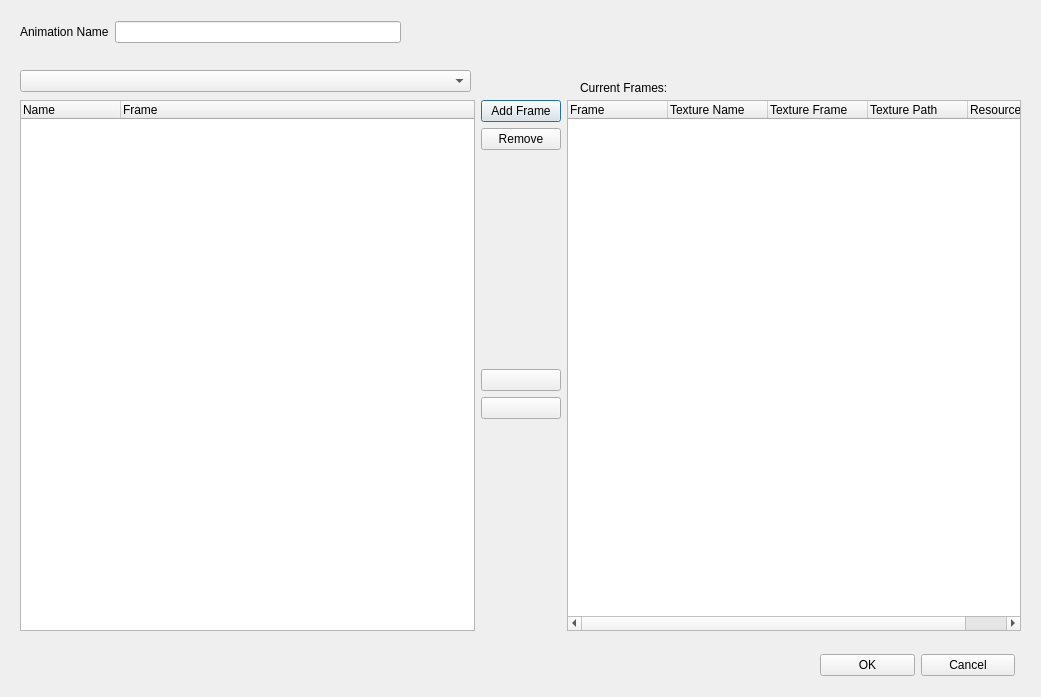
paarm/bricklebrit, file brickleedit/src/gui/animationframeeditor/animationframeeditor.ui: the form before one commit.
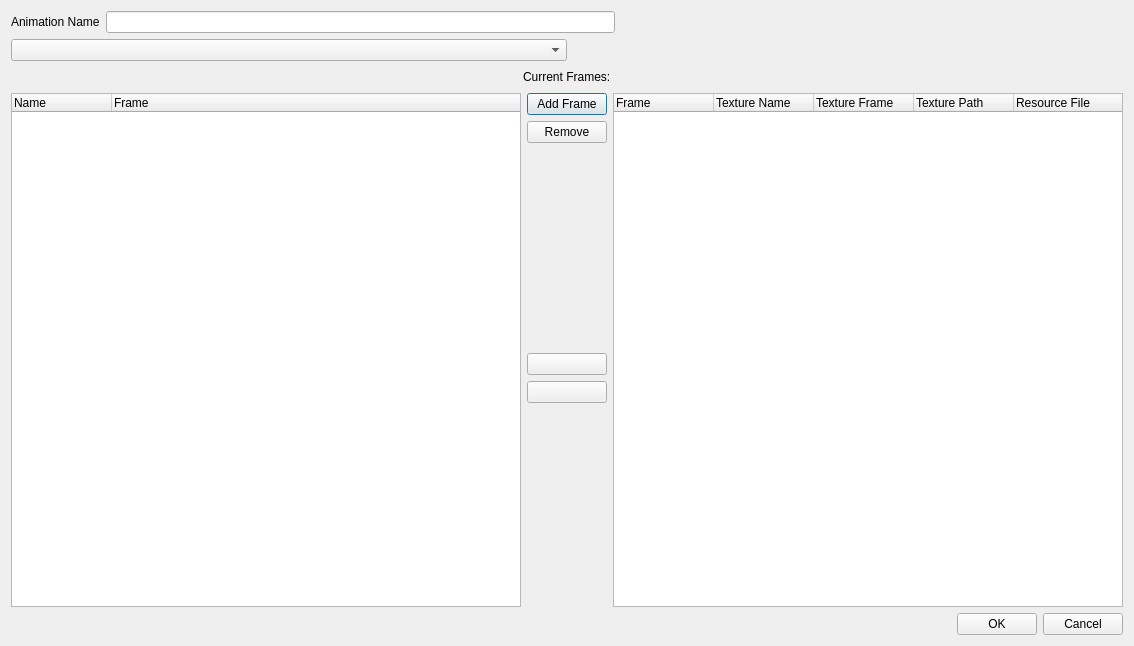
The form after the commit. Icons and pictures are not drawn.

Commit message: Layouting in dialogs

The edit to the form file:
```diff
--- a/brickleedit/src/gui/animationframeeditor/animationframeeditor.ui
+++ b/brickleedit/src/gui/animationframeeditor/animationframeeditor.ui
@@ -6,22 +6,15 @@
    <rect>
     <x>0</x>
     <y>0</y>
-    <width>1041</width>
-    <height>697</height>
+    <width>1134</width>
+    <height>646</height>
    </rect>
   </property>
   <property name="windowTitle">
    <string>Animation Frame Editor</string>
   </property>
-  <widget class="QWidget" name="layoutWidget">
-   <property name="geometry">
-    <rect>
-     <x>20</x>
-     <y>20</y>
-     <width>381</width>
-     <height>24</height>
-    </rect>
-   </property>
+  <layout class="QVBoxLayout" name="verticalLayout_2">
+   <item>
    <layout class="QHBoxLayout" name="horizontalLayout">
     <item>
      <widget class="QLabel" name="label">
@@ -35,19 +28,94 @@
       <property name="enabled">
        <bool>true</bool>
       </property>
-     </widget>
-    </item>
-   </layout>
-  </widget>
-  <widget class="QWidget" name="layoutWidget">
-   <property name="geometry">
-    <rect>
-     <x>20</x>
-     <y>100</y>
-     <width>1001</width>
-     <height>531</height>
-    </rect>
-   </property>
+       <property name="sizePolicy">
+        <sizepolicy hsizetype="Expanding" vsizetype="Fixed">
+         <horstretch>0</horstretch>
+         <verstretch>0</verstretch>
+        </sizepolicy>
+       </property>
+      </widget>
+     </item>
+     <item>
+      <spacer name="horizontalSpacer_3">
+       <property name="orientation">
+        <enum>Qt::Horizontal</enum>
+       </property>
+       <property name="sizeHint" stdset="0">
+        <size>
+         <width>40</width>
+         <height>20</height>
+        </size>
+       </property>
+      </spacer>
+     </item>
+    </layout>
+   </item>
+   <item>
+    <layout class="QHBoxLayout" name="horizontalLayout_4">
+     <item>
+      <widget class="QComboBox" name="resourceNameOpm">
+       <property name="sizePolicy">
+        <sizepolicy hsizetype="Expanding" vsizetype="Fixed">
+         <horstretch>0</horstretch>
+         <verstretch>0</verstretch>
+        </sizepolicy>
+       </property>
+      </widget>
+     </item>
+     <item>
+      <spacer name="horizontalSpacer_2">
+       <property name="orientation">
+        <enum>Qt::Horizontal</enum>
+       </property>
+       <property name="sizeHint" stdset="0">
+        <size>
+         <width>40</width>
+         <height>20</height>
+        </size>
+       </property>
+      </spacer>
+     </item>
+    </layout>
+   </item>
+   <item>
+    <layout class="QHBoxLayout" name="horizontalLayout_5">
+     <item>
+      <spacer name="horizontalSpacer_4">
+       <property name="orientation">
+        <enum>Qt::Horizontal</enum>
+       </property>
+       <property name="sizeHint" stdset="0">
+        <size>
+         <width>40</width>
+         <height>20</height>
+        </size>
+       </property>
+      </spacer>
+     </item>
+     <item>
+      <widget class="QLabel" name="label_2">
+       <property name="text">
+        <string>Current Frames:</string>
+       </property>
+      </widget>
+     </item>
+     <item>
+      <spacer name="horizontalSpacer_5">
+       <property name="orientation">
+        <enum>Qt::Horizontal</enum>
+       </property>
+       <property name="sizeHint" stdset="0">
+        <size>
+         <width>40</width>
+         <height>20</height>
+        </size>
+       </property>
+      </spacer>
+     </item>
+    </layout>
+   </item>
+   <item>
    <layout class="QHBoxLayout" name="horizontalLayout_2">
     <item>
      <widget class="QTreeWidget" name="treeWidgetTextures">
@@ -70,6 +138,12 @@
       </property>
       <item>
        <widget class="QPushButton" name="addFrame">
+         <property name="sizePolicy">
+          <sizepolicy hsizetype="Minimum" vsizetype="Minimum">
+           <horstretch>0</horstretch>
+           <verstretch>0</verstretch>
+          </sizepolicy>
+         </property>
         <property name="maximumSize">
          <size>
           <width>100</width>
@@ -97,6 +171,12 @@
       </item>
       <item>
        <widget class="QPushButton" name="removeFrame">
+         <property name="sizePolicy">
+          <sizepolicy hsizetype="Minimum" vsizetype="Minimum">
+           <horstretch>0</horstretch>
+           <verstretch>0</verstretch>
+          </sizepolicy>
+         </property>
         <property name="maximumSize">
          <size>
           <width>100</width>
@@ -131,6 +211,12 @@
       </item>
       <item>
        <widget class="QPushButton" name="moveUp">
+         <property name="sizePolicy">
+          <sizepolicy hsizetype="Minimum" vsizetype="Minimum">
+           <horstretch>0</horstretch>
+           <verstretch>0</verstretch>
+          </sizepolicy>
+         </property>
         <property name="maximumSize">
          <size>
           <width>100</width>
@@ -152,6 +238,12 @@
       </item>
       <item>
        <widget class="QPushButton" name="moveDown">
+         <property name="sizePolicy">
+          <sizepolicy hsizetype="Minimum" vsizetype="Minimum">
+           <horstretch>0</horstretch>
+           <verstretch>0</verstretch>
+          </sizepolicy>
+         </property>
         <property name="maximumSize">
          <size>
           <width>100</width>
@@ -225,27 +317,22 @@
      </widget>
     </item>
    </layout>
-  </widget>
-  <widget class="QComboBox" name="resourceNameOpm">
-   <property name="geometry">
-    <rect>
-     <x>20</x>
-     <y>70</y>
-     <width>451</width>
-     <height>22</height>
-    </rect>
-   </property>
-  </widget>
-  <widget class="QWidget" name="layoutWidget">
-   <property name="geometry">
-    <rect>
-     <x>820</x>
-     <y>650</y>
-     <width>195</width>
-     <height>30</height>
-    </rect>
-   </property>
+   </item>
+   <item>
    <layout class="QHBoxLayout" name="horizontalLayout_3">
+     <item>
+      <spacer name="horizontalSpacer">
+       <property name="orientation">
+        <enum>Qt::Horizontal</enum>
+       </property>
+       <property name="sizeHint" stdset="0">
+        <size>
+         <width>40</width>
+         <height>20</height>
+        </size>
+       </property>
+      </spacer>
+     </item>
     <item>
      <widget class="QPushButton" name="okButton">
       <property name="text">
@@ -261,20 +348,8 @@
      </widget>
     </item>
    </layout>
-  </widget>
-  <widget class="QLabel" name="label_2">
-   <property name="geometry">
-    <rect>
-     <x>580</x>
-     <y>80</y>
-     <width>141</width>
-     <height>16</height>
-    </rect>
-   </property>
-   <property name="text">
-    <string>Current Frames:</string>
-   </property>
-  </widget>
+   </item>
+  </layout>
  </widget>
  <resources/>
  <connections/>
```
Left out of the diff: 3 changed lines with no effect on the pictures. Lines whose indentation alone changed are shown as unchanged. The commit also changes 3 other files.
